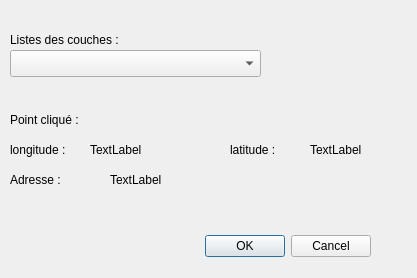
Old version of the form mon_extension_dialog_base.ui in the repository oumaimasah/tp-QGIS.
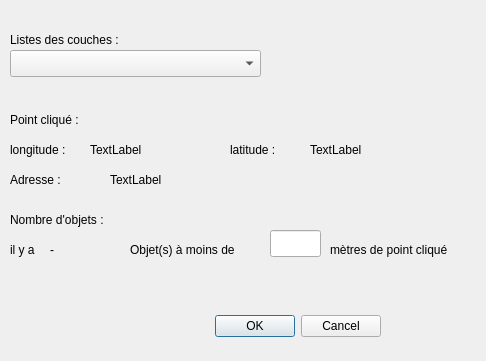
New version of the form.

Commit message: story 4 et 5

Patch:
```diff
--- a/mon_extension_dialog_base.ui
+++ b/mon_extension_dialog_base.ui
@@ -6,8 +6,8 @@
    <rect>
     <x>0</x>
     <y>0</y>
-    <width>417</width>
-    <height>278</height>
+    <width>486</width>
+    <height>361</height>
    </rect>
   </property>
   <property name="windowTitle">
@@ -16,8 +16,8 @@
   <widget class="QDialogButtonBox" name="button_box">
    <property name="geometry">
     <rect>
-     <x>30</x>
-     <y>230</y>
+     <x>40</x>
+     <y>310</y>
      <width>341</width>
      <height>32</height>
     </rect>
@@ -122,7 +122,7 @@
     <rect>
      <x>110</x>
      <y>170</y>
-     <width>281</width>
+     <width>351</width>
      <height>19</height>
     </rect>
    </property>
@@ -143,6 +143,84 @@
     <string>Adresse :</string>
    </property>
   </widget>
+  <widget class="QLabel" name="label_6">
+   <property name="geometry">
+    <rect>
+     <x>10</x>
+     <y>210</y>
+     <width>141</width>
+     <height>19</height>
+    </rect>
+   </property>
+   <property name="text">
+    <string>Nombre d'objets :</string>
+   </property>
+  </widget>
+  <widget class="QLabel" name="label_7">
+   <property name="geometry">
+    <rect>
+     <x>10</x>
+     <y>240</y>
+     <width>66</width>
+     <height>19</height>
+    </rect>
+   </property>
+   <property name="text">
+    <string>il y a</string>
+   </property>
+  </widget>
+  <widget class="QLabel" name="label_9">
+   <property name="geometry">
+    <rect>
+     <x>130</x>
+     <y>240</y>
+     <width>151</width>
+     <height>19</height>
+    </rect>
+   </property>
+   <property name="text">
+    <string>Objet(s) à moins de </string>
+   </property>
+  </widget>
+  <widget class="QLabel" name="label_10">
+   <property name="geometry">
+    <rect>
+     <x>330</x>
+     <y>240</y>
+     <width>161</width>
+     <height>19</height>
+    </rect>
+   </property>
+   <property name="text">
+    <string>mètres de point cliqué</string>
+   </property>
+  </widget>
+  <widget class="QLineEdit" name="lineEditDistance">
+   <property name="geometry">
+    <rect>
+     <x>270</x>
+     <y>230</y>
+     <width>51</width>
+     <height>27</height>
+    </rect>
+   </property>
+   <property name="text">
+    <string/>
+   </property>
+  </widget>
+  <widget class="QLabel" name="nbr_objet">
+   <property name="geometry">
+    <rect>
+     <x>50</x>
+     <y>240</y>
+     <width>66</width>
+     <height>19</height>
+    </rect>
+   </property>
+   <property name="text">
+    <string>-</string>
+   </property>
+  </widget>
  </widget>
  <resources/>
  <connections>
```
The commit also changes 2 other files.
